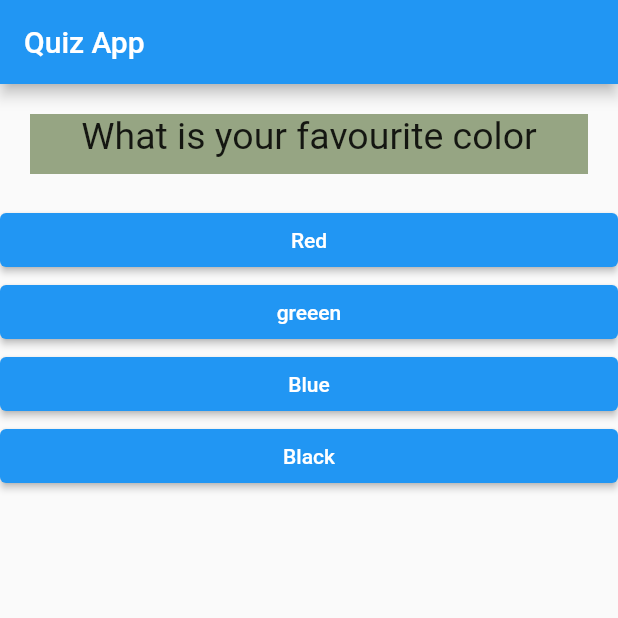
After one commit to cecililu/Flutterapp, a Flutter app: the screen it shows after launch, on a phone screen of 412 x 824 dp, the top half of it. The commit adds this screen. Run offline on Flutter 3.47's test engine with Material 2 defaults, Android fonts, the light colour scheme and no system bars.

Commit message:
code refator Quiz widget and result widget

```diff
--- a/lib/main.dart
+++ b/lib/main.dart
@@ -1,6 +1,8 @@
 import 'package:flutter/material.dart';
+
 import './question.dart';
 import './answer.dart';
+import './quiz.dart';
 
 // void main(){
 //    runApp (Myapp());
@@ -17,48 +19,42 @@ class Myapp extends StatefulWidget {
 }
 
 class _MyappState extends State<Myapp> {
-  final question =const [
-      {
-        'questionText': 'What is your favourite color',
-        'answer': ["Red", "greeen", "Blue",'Black']
-      },
-      {
-        'questionText': 'What is your favourite shoes',
-        'answer': ["Jordan1", "forums", "NB 550"]
-      },
-    ];
-  var _questionIndex = 0;
   void _answerQuestion() {
     setState(() {
       _questionIndex = _questionIndex + 1;
     });
 
-    if(_questionIndex< question.length){
-       print("We have more question");
+    if (_questionIndex <= question.length) {
+      print("We have more question");
     }
   }
 
+  final question = const [
+    {
+      'questionText': 'What is your favourite color',
+      'answer': ["Red", "greeen", "Blue", 'Black']
+    },
+    {
+      'questionText': 'What is your favourite shoes',
+      'answer': ["Jordan1", "forums", "NB 550"]
+    },
+  ];
+  var _questionIndex = 0;
+
   @override
   Widget build(BuildContext ctx) {
-
-
-    // var answer2=["CECIL","CECILU","CECILi"];
     return MaterialApp(
       home: Scaffold(
         appBar: AppBar(title: Text('Quiz App')),
-        body: _questionIndex<question.length ? Column(
-          children: [
-          Question(
-            questionText: question[_questionIndex]['questionText'] as String),
-
-          ...(question[_questionIndex]['answer'] as List<String>)
-               .map((answerOptions){
-                return Answer(selectHandler: _answerQuestion, answerText:answerOptions, );
-               }).toList()
-
-        ]):Center(child: Text('Quiz Complete!'),),
-
-        ),
-      );
+        body: _questionIndex < question.length
+            ? Quiz(
+                question: question,
+                questionIndex: _questionIndex,
+                handler: _answerQuestion)
+            : Center(
+                child: Text('Quiz Complete!'),
+              ),
+      ),
+    );
   }
 }
--- /dev/null
+++ b/lib/quiz.dart
@@ -0,0 +1,31 @@
+import 'package:flutter/src/widgets/container.dart';
+import 'package:flutter/src/widgets/framework.dart';
+
+import 'package:flutter/material.dart';
+
+import './question.dart';
+import './answer.dart';
+
+class Quiz extends StatelessWidget {
+  final question;
+
+  final questionIndex;
+  final VoidCallback handler;
+
+  const Quiz({super.key,required this.question,required this.questionIndex, required this.handler});
+
+  @override
+  Widget build(BuildContext context) {
+    return Column(
+          children: [
+          Question(
+            questionText: question[questionIndex]['questionText'] as String),
+
+          ...(question[questionIndex]['answer'] as List<String>)
+               .map((answerOptions){
+                return Answer(selectHandler: handler, answerText:answerOptions, );
+               }).toList()
+
+        ]);
+  }
+}
```
Also changed, not shown: lib/result.dart (added, +12 -0 lines).
